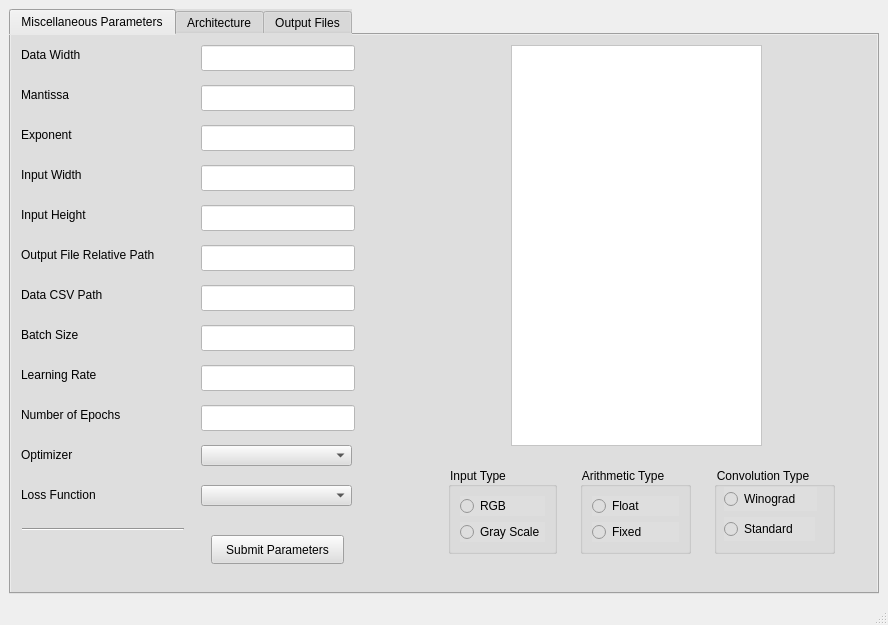
This is GP/mainwindow.ui in BEHAIRYS/gradProject as Qt 5 draws it before an edit. The edited form follows.
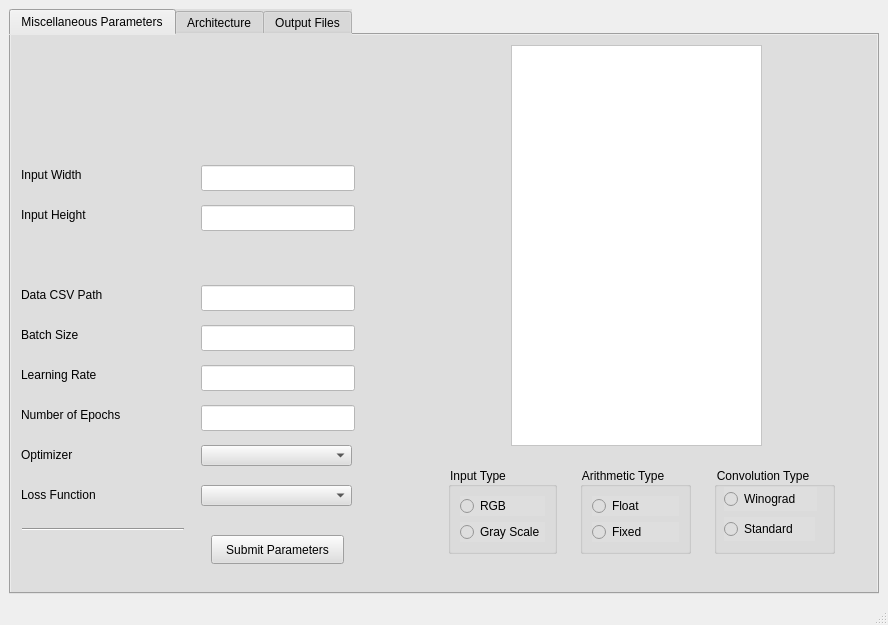
This is the edited form.

Commit message: modifications to the qt app

```diff
--- a/GP/mainwindow.ui
+++ b/GP/mainwindow.ui
@@ -84,102 +84,6 @@
          <string notr="true">background-color: white;</string>
         </property>
        </widget>
-       <widget class="QLineEdit" name="mantissa">
-        <property name="geometry">
-         <rect>
-          <x>190</x>
-          <y>50</y>
-          <width>154</width>
-          <height>26</height>
-         </rect>
-        </property>
-        <property name="sizePolicy">
-         <sizepolicy hsizetype="Fixed" vsizetype="Fixed">
-          <horstretch>0</horstretch>
-          <verstretch>0</verstretch>
-         </sizepolicy>
-        </property>
-        <property name="styleSheet">
-         <string notr="true">background-color: white;</string>
-        </property>
-       </widget>
-       <widget class="QLabel" name="label_3">
-        <property name="geometry">
-         <rect>
-          <x>10</x>
-          <y>90</y>
-          <width>62</width>
-          <height>20</height>
-         </rect>
-        </property>
-        <property name="text">
-         <string>Exponent</string>
-        </property>
-       </widget>
-       <widget class="QLabel" name="label_7">
-        <property name="geometry">
-         <rect>
-          <x>10</x>
-          <y>210</y>
-          <width>162</width>
-          <height>20</height>
-         </rect>
-        </property>
-        <property name="text">
-         <string>Output File Relative Path</string>
-        </property>
-       </widget>
-       <widget class="QLineEdit" name="exponent">
-        <property name="geometry">
-         <rect>
-          <x>190</x>
-          <y>90</y>
-          <width>154</width>
-          <height>26</height>
-         </rect>
-        </property>
-        <property name="sizePolicy">
-         <sizepolicy hsizetype="Fixed" vsizetype="Fixed">
-          <horstretch>0</horstretch>
-          <verstretch>0</verstretch>
-         </sizepolicy>
-        </property>
-        <property name="styleSheet">
-         <string notr="true">background-color: white;</string>
-        </property>
-       </widget>
-       <widget class="QLineEdit" name="datawidth">
-        <property name="geometry">
-         <rect>
-          <x>190</x>
-          <y>10</y>
-          <width>154</width>
-          <height>26</height>
-         </rect>
-        </property>
-        <property name="sizePolicy">
-         <sizepolicy hsizetype="Fixed" vsizetype="Fixed">
-          <horstretch>0</horstretch>
-          <verstretch>0</verstretch>
-         </sizepolicy>
-        </property>
-        <property name="styleSheet">
-         <string notr="true">background-color: white;</string>
-        </property>
-       </widget>
-       <widget class="QLabel" name="label_2">
-        <property name="geometry">
-         <rect>
-          <x>10</x>
-          <y>50</y>
-          <width>58</width>
-          <height>20</height>
-         </rect>
-        </property>
-        <property name="text">
-         <string>Mantissa</string>
-        </property>
-       </widget>
        <widget class="QLabel" name="label_5">
         <property name="geometry">
          <rect>
@@ -199,38 +103,6 @@
          <string>Input Height</string>
         </property>
        </widget>
-       <widget class="QLabel" name="label">
-        <property name="geometry">
-         <rect>
-          <x>10</x>
-          <y>10</y>
-          <width>76</width>
-          <height>20</height>
-         </rect>
-        </property>
-        <property name="text">
-         <string>Data Width</string>
-        </property>
-       </widget>
-       <widget class="QLineEdit" name="outputfile">
-        <property name="geometry">
-         <rect>
-          <x>190</x>
-          <y>210</y>
-          <width>154</width>
-          <height>26</height>
-         </rect>
-        </property>
-        <property name="sizePolicy">
-         <sizepolicy hsizetype="Fixed" vsizetype="Fixed">
-          <horstretch>0</horstretch>
-          <verstretch>0</verstretch>
-         </sizepolicy>
-        </property>
-        <property name="styleSheet">
-         <string notr="true">background-color: white;</string>
-        </property>
-       </widget>
        <widget class="Line" name="line">
         <property name="geometry">
          <rect>
```
The commit also changes 2 other files.
